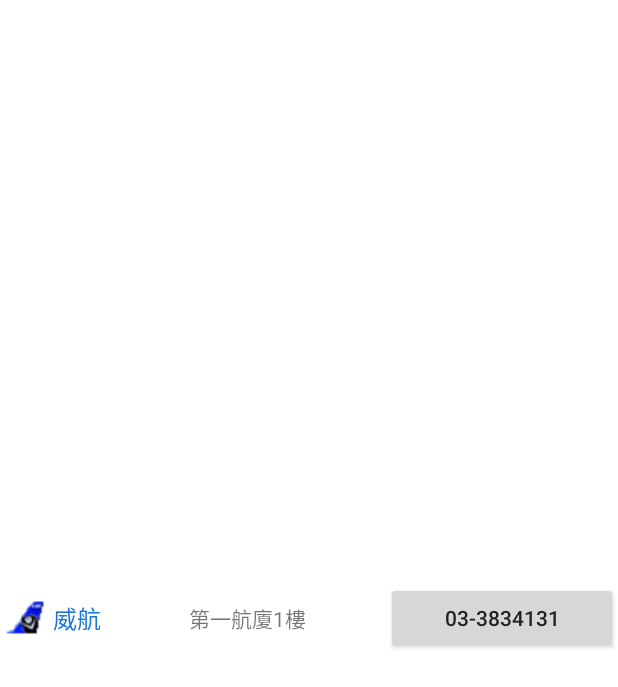
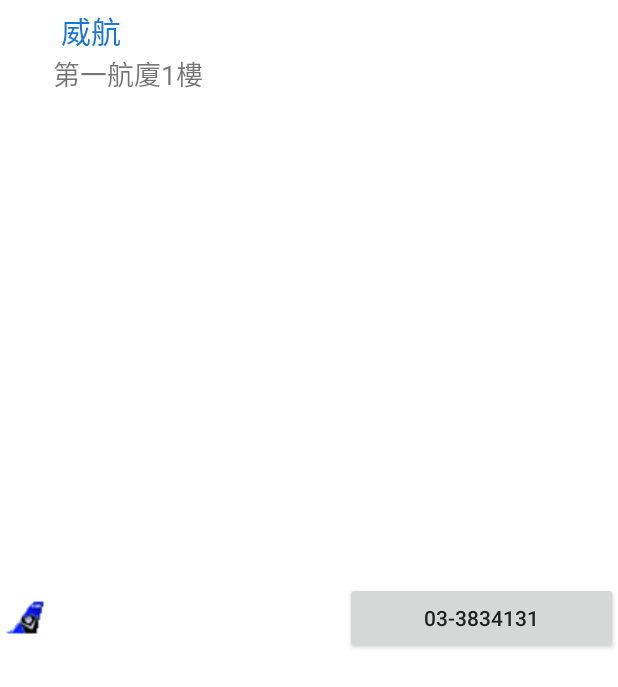
Before and after one commit to iitzex/TPEflight, an Android app: the layout airlines_row.xml on its own in the app's theme, with its tools: preview values and no code run, on a phone screen of 412 x 824 dp. Shown: the top 687 px of the screen. Run offline under Robolectric (Android 15) with nearby library versions, the phone set to English and light mode, and no system bars; network calls fail.

Commit message:
update layout

```diff
--- a/app/src/main/res/layout/airlines_row.xml
+++ b/app/src/main/res/layout/airlines_row.xml
@@ -1,8 +1,8 @@
-<?xml version="1.0" encoding="utf-8"?><!-- -->
+<?xml version="1.0" encoding="utf-8"?>
 <LinearLayout xmlns:android="http://schemas.android.com/apk/res/android"
     android:layout_width="match_parent"
     android:layout_height="match_parent"
-    android:id="@+id/airlinesrow">
+    android:id="@+id/airlines_row">
     <ImageView
         android:id="@+id/logo"
         android:layout_width="30dp"
@@ -10,27 +10,33 @@
         android:layout_gravity="center_vertical"
         android:contentDescription="Airlines Logo"
         android:src="@drawable/l_zv"/>
+    <LinearLayout xmlns:android="http://schemas.android.com/apk/res/android"
+        android:layout_width="200dp"
+        android:layout_height="wrap_content"
+        android:padding="5dp"
+        android:orientation="vertical">
         <TextView
-        android:id="@+id/name"
+            android:id="@+id/airlines_name"
             android:layout_width="wrap_content"
             android:layout_height="wrap_content"
             android:layout_weight="1"
             android:layout_gravity="center_vertical"
             android:paddingStart="5dp"
             android:paddingEnd="5dp"
-        android:textSize="16sp"
+            android:textSize="20sp"
             android:textColor="@color/myPrimaryDarkColor"
             android:text="威航"/>
         <TextView
-        android:id="@+id/place"
+            android:id="@+id/airlines_place"
             android:layout_width="wrap_content"
             android:layout_height="wrap_content"
             android:layout_weight="1"
-        android:layout_gravity="center_vertical|center"
-        android:textSize="14sp"
+            android:layout_gravity="center_vertical"
+            android:textSize="18sp"
             android:text="第一航廈1樓"/>
+    </LinearLayout>
     <Button
-        android:id="@+id/phone"
+        android:id="@+id/airlines_phone"
         android:layout_width="wrap_content"
         android:layout_height="wrap_content"
         android:layout_weight="1"
--- a/app/src/main/res/layout/info.xml
+++ b/app/src/main/res/layout/info.xml
@@ -69,7 +69,7 @@
                     android:layout_width="wrap_content"
                     android:layout_height="wrap_content"
                     android:textColor="@color/myAccentColor"
-                    android:textSize="18sp"
+                    android:textSize="25sp"
                     android:text="第一航廈"/>
             </LinearLayout>
             <LinearLayout xmlns:android="http://schemas.android.com/apk/res/android"
@@ -90,7 +90,7 @@
                     android:layout_width="wrap_content"
                     android:layout_height="wrap_content"
                     android:textColor="@color/myAccentColor"
-                    android:textSize="18sp"
+                    android:textSize="25sp"
                     android:text="12"/>
             </LinearLayout>
             <LinearLayout xmlns:android="http://schemas.android.com/apk/res/android"
@@ -110,7 +110,7 @@
                     android:layout_width="wrap_content"
                     android:layout_height="wrap_content"
                     android:textColor="@color/myAccentColor"
-                    android:textSize="20sp"
+                    android:textSize="25sp"
                     android:text="C9"/>
             </LinearLayout>
         </LinearLayout>
```
Also changed, not shown: app/src/main/res/layout/wx.xml (+7 -8 lines). Lines whose indentation alone changed are shown as unchanged.
